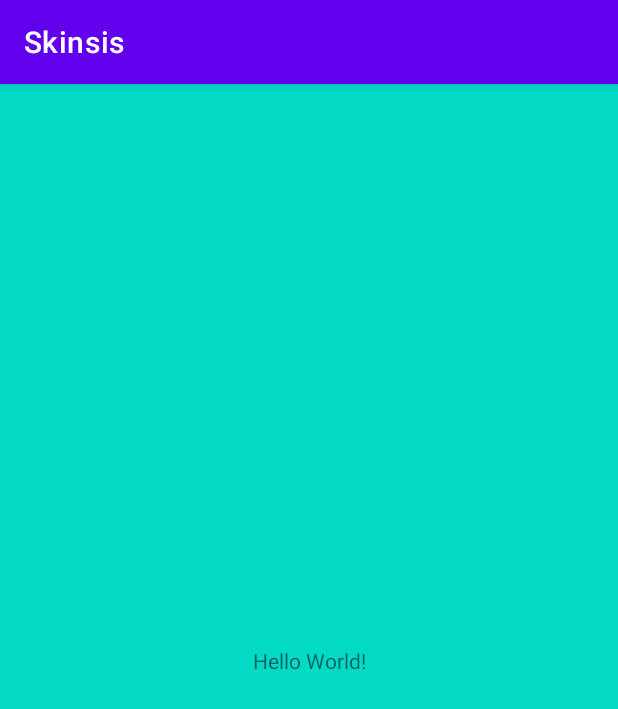
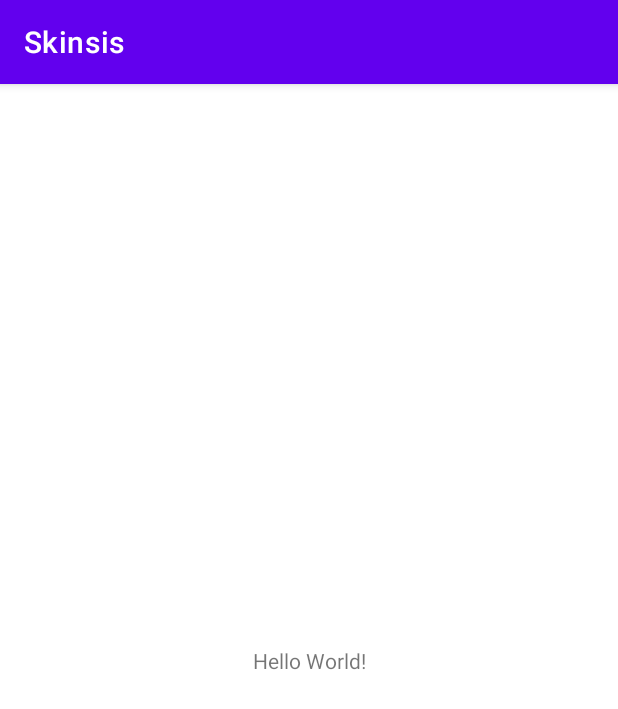
Before and after one commit to nafirar/skinsis-skin-face-disease-detection, an Android app: the screen it shows after launch (MainActivity), on a phone screen of 412 x 824 dp. Shown: the top 709 px of the screen. Run offline under Robolectric (Android 15) with nearby library versions, the phone set to English and light mode, and no system bars.

Commit message:
Update activity_main.xml
test1

```diff
--- a/app/src/main/res/layout/activity_main.xml
+++ b/app/src/main/res/layout/activity_main.xml
@@ -4,7 +4,7 @@
     xmlns:tools="http://schemas.android.com/tools"
     android:layout_width="match_parent"
     android:layout_height="match_parent"
-    android:background="@color/teal_200"
+    android:background="@color/white"
     tools:context=".MainActivity">
 
     <TextView
```
